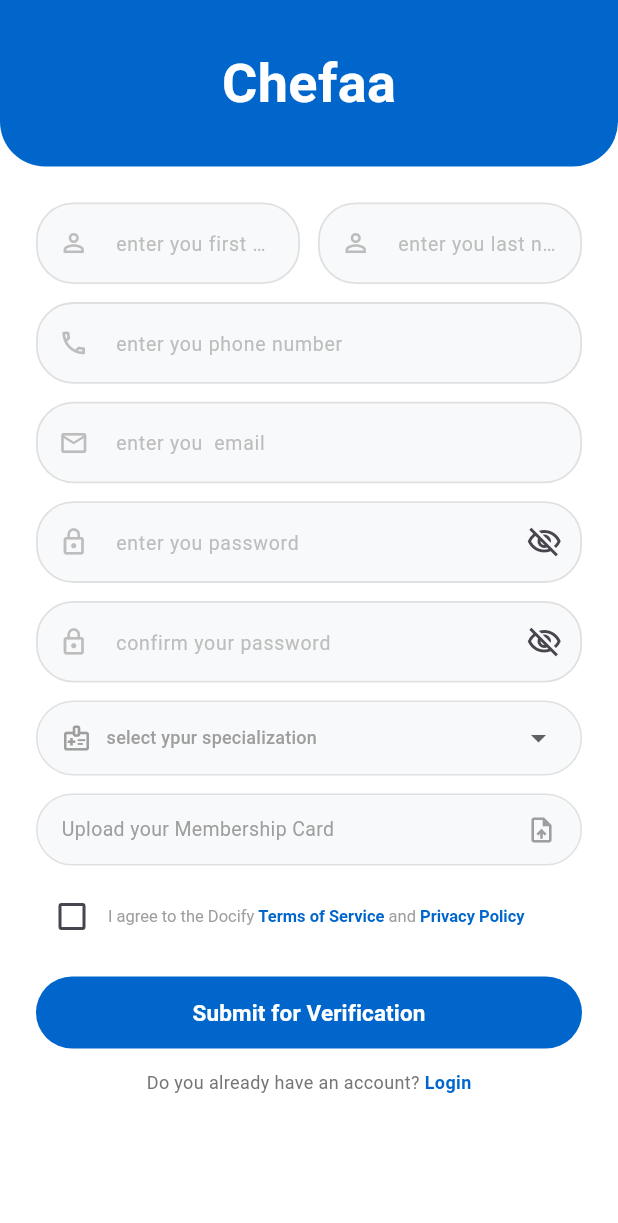
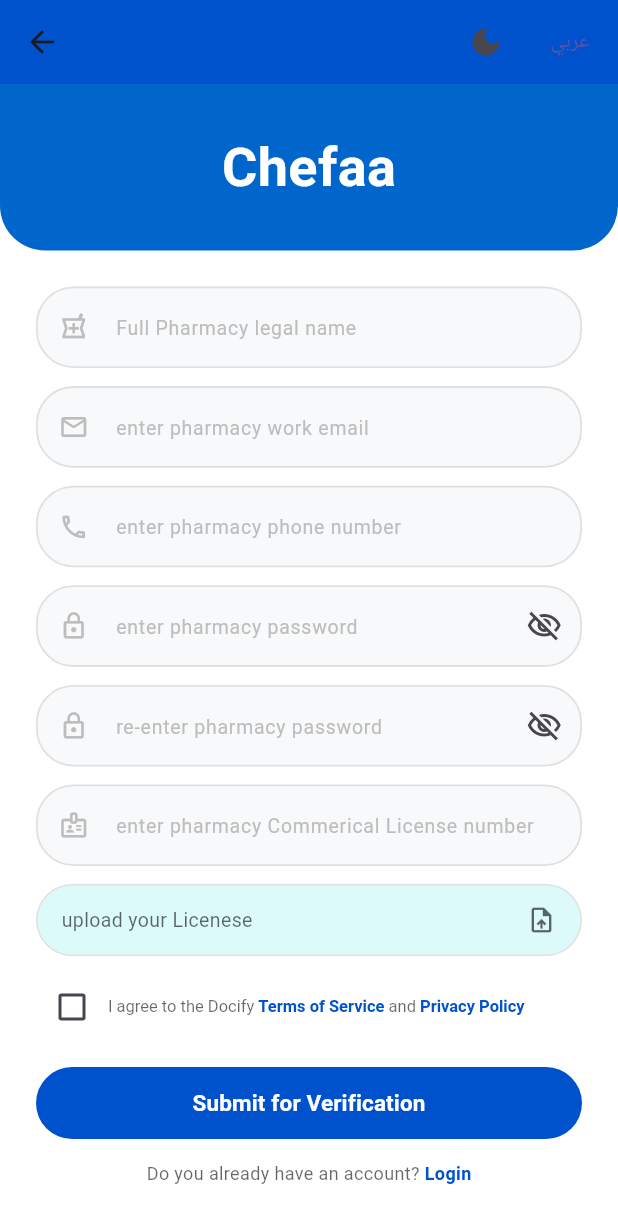
Before and after one commit to SondosAhmed16/chefaa_frontend, a Flutter app: the FacilitySelectionScreen screen opened directly, after a tap on "Pharmacy", after a tap on the "arrow forward" icon, on a phone screen of 412 x 824 dp. Shown: the top 1223 px of the screen. Run offline on Flutter 3.47's test engine with Material 3 defaults, Android fonts, the phone set to English and light mode, and no system bars; our stand-ins replace file_picker, flutter_secure_storage; accounts and stored records are empty.

Commit message:
pharmacy register page had been completed

```diff
--- a/lib/main.dart
+++ b/lib/main.dart
@@ -1,6 +1,7 @@
 import 'package:chefaa_frontend/providers/auth_provider.dart';
 import 'package:chefaa_frontend/providers/register_doctor_provider.dart';
 import 'package:chefaa_frontend/providers/register_patient_providers.dart';
+import 'package:chefaa_frontend/providers/register_pharmacy_provider.dart';
 import 'package:chefaa_frontend/providers/settings_providers.dart';
 import 'package:chefaa_frontend/views/role_selection_screen.dart';
 import 'package:flutter/material.dart';
@@ -14,6 +15,7 @@
         ChangeNotifierProvider(create: (_) => AuthProvider()),
        ChangeNotifierProvider(create: (_) => RegisterPatientProviders()),
        ChangeNotifierProvider(create: (_) => RegisterDoctorProvider()),
+       ChangeNotifierProvider(create: (_) => RegisterPharmacyProvider()),
 
 
       ],
--- /dev/null
+++ b/lib/providers/register_pharmacy_provider.dart
@@ -0,0 +1,164 @@
+import 'dart:convert';
+import 'dart:io';
+import 'package:chefaa_frontend/services/api_services.dart';
+import 'package:file_picker/file_picker.dart';
+import 'package:http/http.dart' as http;
+import 'package:chefaa_frontend/models/user_role.dart';
+import 'package:flutter/material.dart';
+
+class RegisterPharmacyProvider extends ChangeNotifier {
+  final TextEditingController nameController = TextEditingController();
+  final TextEditingController phoneController = TextEditingController();
+  final TextEditingController emailController = TextEditingController();
+  final TextEditingController passwordController = TextEditingController();
+  final TextEditingController confirmPasswordController =
+      TextEditingController();
+  final TextEditingController licenseNumberController = TextEditingController();
+
+  UserRole? _selectedRole;
+  File? _pickedFile;
+  String? _fileName;
+  int? _fileSize;
+  bool _isLoading = false;
+  bool _isPasswordObscured = true;
+  bool _isConfirmObscured = true;
+  bool _agreeToTerms = false;
+  String? _errorMessage;
+  bool _isPendingVerification = false;
+
+  UserRole? get selectedRole => _selectedRole;
+  File? get pickedFile => _pickedFile;
+  String? get fileName => _fileName;
+  int? get fileSize => _fileSize;
+  bool get isPasswordObscured => _isPasswordObscured;
+  bool get isConfirmObscured => _isConfirmObscured;
+  bool get agreeToTerms => _agreeToTerms;
+  bool get isLoading => _isLoading;
+  String? get errorMessage => _errorMessage;
+  bool get isPendingVerification => _isPendingVerification;
+
+  void selectRole(UserRole role) {
+    _selectedRole = role;
+    notifyListeners();
+  }
+
+  void clearRole() {
+    _selectedRole = null;
+    notifyListeners();
+  }
+
+  void togglePasswordVisibility() {
+    _isPasswordObscured = !_isPasswordObscured;
+    notifyListeners();
+  }
+
+  void toggleConfirmVisibility() {
+    _isConfirmObscured = !_isConfirmObscured;
+    notifyListeners();
+  }
+
+  void setAgreeToTerms(bool? value) {
+    _agreeToTerms = value ?? false;
+    notifyListeners();
+  }
+
+  Future<void> filePicker() async {
+    FilePickerResult? result = await FilePicker.platform.pickFiles(
+      type: FileType.custom,
+      allowedExtensions: ['pdf', 'png', 'jpg', 'jpeg'],
+    );
+
+    if (result != null && result.files.single.path != null) {
+      _pickedFile = File(result.files.single.path!);
+      _fileName = result.files.single.name;
+      _fileSize = result.files.single.size;
+
+      notifyListeners();
+    }
+  }
+
+  Future<void> registerPharmacy() async {
+    final name = nameController.text.trim();
+    final phone = phoneController.text.trim();
+    final email = emailController.text.trim();
+    final password = passwordController.text.trim();
+    final confirmPassword = confirmPasswordController.text.trim();
+    final commercialRegisterNumber = licenseNumberController.text.trim();
+
+    if (name.isEmpty || phone.isEmpty || email.isEmpty || password.isEmpty) {
+      _errorMessage = "Used email or phone / All fields required";
+      notifyListeners();
+      return;
+    }
+
+    if (_pickedFile == null) {
+      _errorMessage = "please upload your membership card";
+      notifyListeners();
+      return;
+    }
+
+    if (confirmPassword != password) {
+      _errorMessage = "password do not match";
+      notifyListeners();
+      return;
+    }
+
+    if (!_agreeToTerms) {
+      _errorMessage = "you must agree to terms & privacy policy";
+      notifyListeners();
+      return;
+    }
+
+    try {
+      final username =
+          "dr_${name.toLowerCase()}_${DateTime.now().millisecondsSinceEpoch.toString().substring(8)}";
+
+      final streamedResponse = await ApiServices.registerPharmacy(
+        name: name,
+        username: username,
+        email: email,
+        password: password,
+        phoneNumber: phone,
+        commercialRegisterNumber: commercialRegisterNumber,
+        filePath: _pickedFile!.path,
+      );
+
+      final response = await http.Response.fromStream(streamedResponse!);
+      final data = jsonDecode(response.body);
+
+      if (response.statusCode == 201 || response.statusCode == 200) {
+        _isPendingVerification = true;
+        _errorMessage = null;
+        _isLoading = false;
+        notifyListeners();
+        return;
+      } else {
+        _errorMessage = data['message'] ?? "Registration failed";
+        _isLoading = false;
+        notifyListeners();
+        return;
+      }
+    } catch (e) {
+      _errorMessage = "Connection error. Check network.";
+    } finally {
+      _isLoading = false;
+      notifyListeners();
+    }
+  }
+
+  void resetState() {
+    _isPendingVerification = false;
+    _errorMessage = null;
+  }
+
+  @override
+  void dispose() {
+    nameController.dispose();
+    licenseNumberController.dispose();
+    phoneController.dispose();
+    emailController.dispose();
+    passwordController.dispose();
+    confirmPasswordController.dispose();
+    super.dispose();
+  }
+}
--- a/lib/services/api_services.dart
+++ b/lib/services/api_services.dart
@@ -56,6 +56,37 @@
     );
 
     return await request.send();
+  }
+
+  static Future<http.StreamedResponse?> registerPharmacy({
+    required String name,
+    required String username,
+    required String email,
+    required String password,
+    required String phoneNumber,
+    required String commercialRegisterNumber,
+    required String filePath,
+  }) async {
+    final url = Uri.parse("$baseURL/register");
+    var request = http.MultipartRequest('POST', url);
+
+    request.fields['name'] = name;
+    request.fields['username'] = username;
+    request.fields['email'] = email;
+    request.fields['password'] = password;
+    request.fields['phoneNumber'] = phoneNumber;
+    request.fields['role'] = 'pharmacy';
+    request.fields['commercialRegisterNumber'] = commercialRegisterNumber;
+
+    request.files.add(
+      await http.MultipartFile.fromPath('medicalLicence', filePath),
+    );
+
+    try {
+      return await request.send();
+    } catch (e) {
+      return null;
+    }
   }
 
   static Future<http.Response?> login({
--- a/lib/views/facility_selection_screen.dart
+++ b/lib/views/facility_selection_screen.dart
@@ -1,6 +1,7 @@
 import 'package:chefaa_frontend/models/user_role.dart';
 import 'package:chefaa_frontend/providers/register_patient_providers.dart';
 import 'package:chefaa_frontend/views/register_doctor_screen.dart';
+import 'package:chefaa_frontend/views/register_pharmacy_screen.dart';
 import 'package:chefaa_frontend/views/widgets/role_card.dart';
 import 'package:flutter/material.dart';
 import 'package:provider/provider.dart';
@@ -75,7 +76,7 @@
                           Navigator.push(
                             context,
                             MaterialPageRoute(
-                              builder: (_) => const RegisterDoctorScreen(),
+                              builder: (_) => const RegisterPharmacyScreen(),
                             ),
                           );
                         }
--- /dev/null
+++ b/lib/views/register_pharmacy_screen.dart
@@ -0,0 +1,390 @@
+import 'package:chefaa_frontend/providers/register_pharmacy_provider.dart';
+import 'package:chefaa_frontend/providers/settings_providers.dart';
+import 'package:chefaa_frontend/views/login_screen.dart';
+import 'package:chefaa_frontend/views/widgets/custom_text_field.dart';
+import 'package:chefaa_frontend/views/widgets/upload_modal_bottom_sheet.dart';
+import 'package:chefaa_frontend/views/widgets/verification_pending_dialog.dart';
+import 'package:flutter/material.dart';
+import 'package:provider/provider.dart';
+
+class RegisterPharmacyScreen extends StatelessWidget {
+  const RegisterPharmacyScreen({super.key});
+
+  @override
+  Widget build(BuildContext context) {
+    final provider = context.watch<RegisterPharmacyProvider>();
+    final settings = context.watch<SettingsProviders>();
+    final theme = Theme.of(context);
+    final isDark = theme.brightness == Brightness.dark;
+    final isError = provider.errorMessage != null;
+
+    WidgetsBinding.instance.addPostFrameCallback((_) {
+      if (provider.isPendingVerification) {
+        showDialog(
+          context: context,
+          barrierDismissible: false,
+          builder: (_) => VerificationPendingDialog(
+            onOk: () {
+              provider.resetState();
+              Navigator.popUntil(context, (route) => route.isFirst);
+            },
+          ),
+        );
+      }
+    });
+
+    return Scaffold(
+      appBar: AppBar(
+        backgroundColor: theme.primaryColor,
+        elevation: 0,
+        actions: [
+          IconButton(
+            icon: Icon(
+              settings.isDarkMood ? Icons.light_mode : Icons.dark_mode,
+            ),
+            onPressed: () => context.read<SettingsProviders>().toggleTheme(),
+          ),
+          TextButton(
+            onPressed: () => context.read<SettingsProviders>().toggleLanguage(),
+            child: Text(settings.locale.languageCode == 'en' ? 'عربي' : 'EN'),
+          ),
+        ],
+      ),
+      backgroundColor: theme.scaffoldBackgroundColor,
+      body: SafeArea(
+        child: SingleChildScrollView(
+          child: Column(
+            children: [
+              Container(
+                width: double.infinity,
+                padding: const EdgeInsets.symmetric(vertical: 30),
+                decoration: BoxDecoration(
+                  color: Color(0xFF0066CC),
+                  borderRadius: BorderRadius.only(
+                    bottomLeft: Radius.circular(30),
+                    bottomRight: Radius.circular(30),
+                  ),
+                ),
+                child: Center(
+                  child: Text(
+                    'Chefaa',
+                    style: TextStyle(
+                      fontSize: 36,
+                      fontWeight: FontWeight.bold,
+                      color: Colors.white,
+                    ),
+                  ),
+                ),
+              ),
+
+              SizedBox(height: 24),
+              Padding(
+                padding: EdgeInsets.symmetric(horizontal: 24),
+                child: Column(
+                  children: [
+                    CustomTextField(
+                      controller: provider.nameController,
+                      hintText: "Full Pharmacy legal name",
+                      preficIcon: Icons.local_pharmacy_outlined,
+                      isError: isError,
+                    ),
+
+                    SizedBox(height: 12),
+                    CustomTextField(
+                      controller: provider.emailController,
+                      hintText: "enter pharmacy work email",
+                      preficIcon: Icons.email_outlined,
+                      isError: isError,
+                    ),
+
+                    SizedBox(height: 12),
+                    CustomTextField(
+                      controller: provider.phoneController,
+                      hintText: "enter pharmacy phone number",
+                      preficIcon: Icons.phone_outlined,
+                      isError: isError,
+                    ),
+
+                    SizedBox(height: 12),
+                    CustomTextField(
+                      controller: provider.passwordController,
+                      hintText: "enter pharmacy password",
+                      preficIcon: Icons.lock_outline,
+                      isError: isError,
+                      isObscure: provider.isPasswordObscured,
+                      suffixIcon: IconButton(
+                        onPressed: () => provider.togglePasswordVisibility(),
+                        icon: Icon(
+                          provider.isPasswordObscured
+                              ? Icons.visibility_off_outlined
+                              : Icons.visibility_outlined,
+                        ),
+                      ),
+                    ),
+
+                    SizedBox(height: 12),
+                    CustomTextField(
+                      controller: provider.confirmPasswordController,
+                      hintText: "re-enter pharmacy password",
+                      preficIcon: Icons.lock_outline,
+                      isError: isError,
+                      isObscure: provider.isConfirmObscured,
+                      suffixIcon: IconButton(
+                        onPressed: () => provider.toggleConfirmVisibility(),
+                        icon: Icon(
+                          provider.isConfirmObscured
+                              ? Icons.visibility_off_outlined
+                              : Icons.visibility_outlined,
+                        ),
+                      ),
+                    ),
+                    SizedBox(height: 12),
+                    CustomTextField(
+                      controller: provider.licenseNumberController,
+                      hintText: "enter pharmacy Commerical License number",
+                      preficIcon: Icons.badge_outlined,
+                      isError: isError,
+                    ),
+
+                    SizedBox(height: 12),
+                    GestureDetector(
+                      onTap: () {
+                        showModalBottomSheet(
+                          context: context,
+                          backgroundColor: Colors.transparent,
+                          shape: const RoundedRectangleBorder(
+                            borderRadius: BorderRadius.vertical(
+                              top: Radius.circular(25),
+                            ),
+                          ),
+                          builder: (_) => UploadModalBottomSheet(
+                            onBrowse: () async {
+                              Navigator.pop(context);
+                              await provider.filePicker();
+                            },
+                          ),
+                        );
+                      },
+                      child: provider.fileName == null
+                          ? Container(
+                              height: 48,
+                              padding: EdgeInsets.symmetric(horizontal: 16),
+                              decoration: BoxDecoration(
+                                color: isDark
+                                    ? theme.inputDecorationTheme.fillColor
+                                    : const Color(0xDDD8F9FA),
+                                borderRadius: BorderRadius.circular(25),
+                                border: Border.all(
+                                  color: isError
+                                      ? Colors.red
+                                      : (isDark
+                                            ? Colors.grey.shade800
+                                            : Colors.grey.shade300),
+                                ),
+                              ),
+                              child: Row(
+                                mainAxisAlignment:
+                                    MainAxisAlignment.spaceBetween,
+                                children: [
+                                  Text(
+                                    "upload your Licenese",
+                                    style: TextStyle(
+                                      color: theme.hintColor,
+                                      fontSize: 13,
+                                    ),
+                                  ),
+                                  Icon(
+                                    Icons.upload_file_outlined,
+                                    color: theme.hintColor,
+                                    size: 20,
+                                  ),
+                                ],
+                              ),
+                            )
+                          : Container(
+                              padding: const EdgeInsets.all(12),
+                              decoration: BoxDecoration(
+                                color: isDark
+                                    ? const Color(0xFF1E1E1E)
+                                    : const Color(0xFFF8F9FA),
+                                borderRadius: BorderRadius.circular(15),
+                                border: Border.all(color: Colors.red.shade300),
+                              ),
+                              child: Row(
+                                children: [
+                                  Container(
+                                    padding: const EdgeInsets.all(8),
+                                    decoration: BoxDecoration(
+                                      color: Colors.red,
+                                      borderRadius: BorderRadius.circular(8),
+                                    ),
+                                    child: const Text(
+                                      "PDF",
+                                      style: TextStyle(
+                                        color: Colors.white,
+                                        fontWeight: FontWeight.bold,
+                                        fontSize: 10,
+                                      ),
+                                    ),
+                                  ),
+                                  const SizedBox(width: 12),
+                                  Expanded(
+                                    child: Column(
+                                      crossAxisAlignment:
+                                          CrossAxisAlignment.start,
+                                      children: [
+                                        Text(
+                                          provider.fileName!,
+                                          style: TextStyle(
+                                            color: theme
+                                                .textTheme
+                                                .bodyMedium
+                                                ?.color,
+                                            fontWeight: FontWeight.bold,
+                                            fontSize: 12,
+                                          ),
+                                        ),
+                                        Text(
+                                          "${(provider.fileSize! / 1024).toStringAsFixed(1)} KB of 50 MB",
+                                          style: TextStyle(
+                                            color: theme.hintColor,
+                                            fontSize: 10,
+                                          ),
+                                        ),
+                                      ],
+                                    ),
+                                  ),
+                                  const Icon(
+                                    Icons.check_circle,
+                                    color: Colors.green,
+                                  ),
+                                ],
+                              ),
+                            ),
+                    ),
+
+                    if (isError)
+                      Padding(
+                        padding: EdgeInsets.only(top: 8),
+                        child: Text(
+                          "*${provider.errorMessage}",
+                          style: TextStyle(color: Colors.red, fontSize: 11),
+                        ),
+                      ),
+                    const SizedBox(height: 10),
+                    Row(
+                      children: [
+                        Checkbox(
+                          value: provider.agreeToTerms,
+                          activeColor: theme.primaryColor,
+                          onChanged: (v) => provider.setAgreeToTerms(v),
+                        ),
+                        Expanded(
+                          child: RichText(
+                            text: TextSpan(
+                              style: TextStyle(
+                                color: theme.hintColor,
+                                fontSize: 11,
+                              ),
+                              children: [
+                                TextSpan(text: "I agree to the Docify "),
+                                TextSpan(
+                                  text: "Terms of Service ",
+                                  style: TextStyle(
+                                    color: theme.primaryColor,
+                                    fontWeight: FontWeight.bold,
+                                  ),
+                                ),
+                                TextSpan(text: "and "),
+                                TextSpan(
+                                  text: "Privacy Policy",
+                                  style: TextStyle(
+                                    color: theme.primaryColor,
+                                    fontWeight: FontWeight.bold,
+                                  ),
+                                ),
+                              ],
+                            ),
+                          ),
+                        ),
+                      ],
+                    ),
+
+                    const SizedBox(height: 16),
+
+                    // Submit Button
+                    SizedBox(
+                      width: double.infinity,
+                      height: 48,
+                      child: ElevatedButton(
+                        onPressed: provider.isLoading
+                            ? null
+                            : () => provider.registerPharmacy(),
+                        style: ElevatedButton.styleFrom(
+                          backgroundColor: isError
+                              ? Colors.grey
+                              : theme.primaryColor,
+                          shape: RoundedRectangleBorder(
+                            borderRadius: BorderRadius.circular(25),
+                          ),
+                          elevation: 0,
+                        ),
+                        child: provider.isLoading
+                            ? const SizedBox(
+                                width: 24,
+                                height: 24,
+                                child: CircularProgressIndicator(
+                                  color: Colors.white,
+                                  strokeWidth: 2,
+                                ),
+                              )
+                            : const Text(
+                                "Submit for Verification",
+                                style: TextStyle(
+                                  color: Colors.white,
+                                  fontSize: 15,
+                                  fontWeight: FontWeight.bold,
+                                ),
+                              ),
+                      ),
+                    ),
+                    const SizedBox(height: 14),
+                    Row(
+                      mainAxisAlignment: MainAxisAlignment.center,
+                      children: [
+                        Text(
+                          "Do you already have an account? ",
+                          style: TextStyle(
+                            color: theme.hintColor,
+                            fontSize: 12,
+                          ),
+                        ),
+                        GestureDetector(
+                          onTap: () => Navigator.push(
+                            context,
+                            MaterialPageRoute(
+                              builder: (_) => const LoginScreen(),
+                            ),
+                          ),
+                          child: Text(
+                            "Login",
+                            style: TextStyle(
+                              color: theme.primaryColor,
+                              fontSize: 12,
+                              fontWeight: FontWeight.bold,
+                            ),
+                          ),
+                        ),
+                      ],
+                    ),
+                    const SizedBox(height: 20),
+                  ],
+                ),
+              ),
+            ],
+          ),
+        ),
+      ),
+    );
+  }
+}
```
Also changed, not shown: lib/views/widgets/upload_modal_bottom_sheet.dart (+27 -15 lines), lib/views/widgets/verification_pending_dialog.dart (+12 -12 lines).
